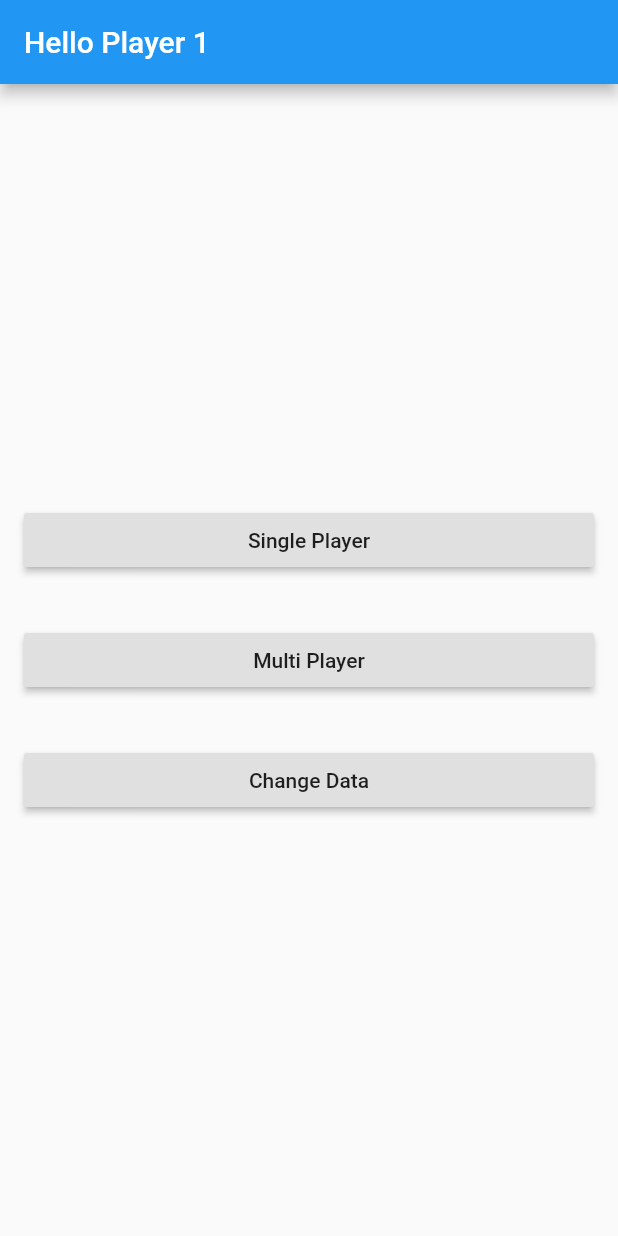
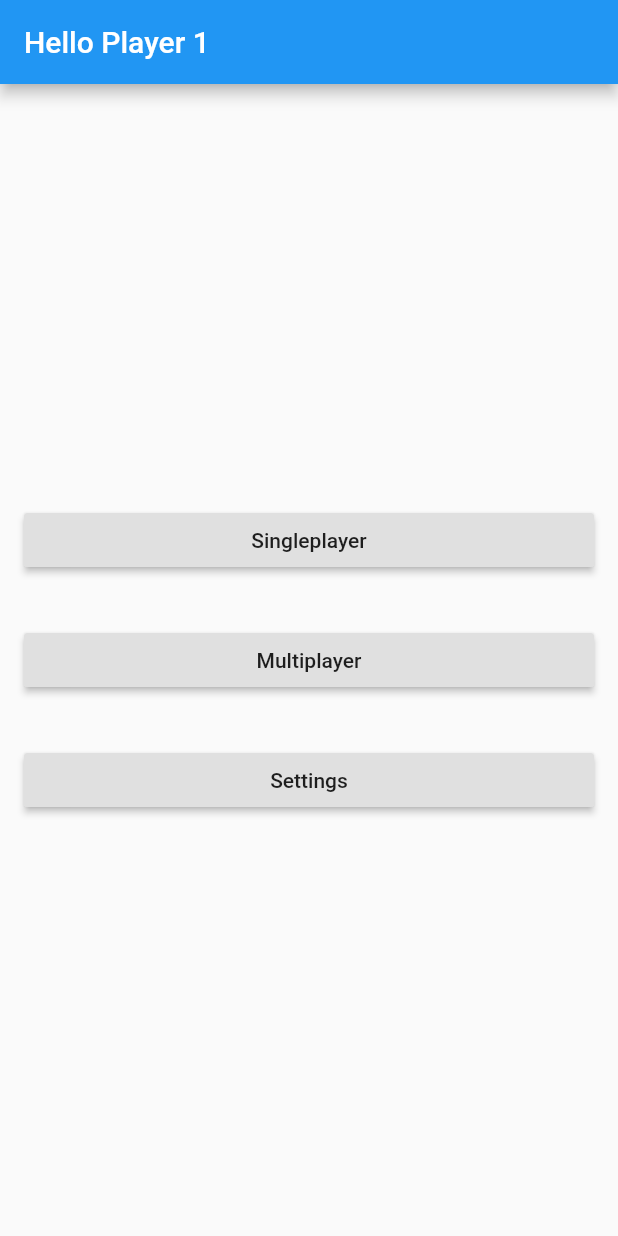
Before and after one commit to patryk-kacperski/tic_tac_toe_dart, a Flutter app: the screen it shows after launch, after a tap on "OK", on a phone screen of 412 x 824 dp. Run offline on Flutter 3.47's test engine with Material 2 defaults, Android fonts, the phone set to English and light mode, and no system bars; our stand-ins replace flutter_colorpicker, shared_preferences.

Commit message:
Finished mobile app

```diff
--- a/app/lib/main.dart
+++ b/app/lib/main.dart
@@ -14,7 +14,10 @@ Widget _getInitailPage() {
   if (SharedPreferencesUtil.instance.isNameSet) {
     return StartPage();
   } else {
-    return DataPage(behavior: DataPageFinishBehavior.pushStart);
+    return DataPage(
+      behavior: DataPageFinishBehavior.pushStart,
+      player: DataPagePlayer.player1,
+    );
   }
 }
 
--- /dev/null
+++ b/app/lib/model/player.dart
@@ -0,0 +1,6 @@
+class Player {
+  final String name;
+  final int color;
+
+  Player(this.name, this.color);
+}
--- a/app/lib/pages/launch/data_page.dart
+++ b/app/lib/pages/launch/data_page.dart
@@ -1,15 +1,60 @@
+import 'package:example_mobile/model/player.dart';
 import 'package:example_mobile/pages/board/board_page.dart';
 import 'package:example_mobile/pages/menu/start_page.dart';
 import 'package:example_mobile/util/shared_preferences/shared_preferences_utils.dart';
 import 'package:flutter/material.dart';
 import 'package:flutter_colorpicker/flutter_colorpicker.dart';
 
-enum DataPageFinishBehavior { pushStart, pop }
+enum DataPageFinishBehavior { pushStart, pop, startGame }
+enum DataPagePlayer { player1, player2 }
+
+extension DataPagePlayerExtension on DataPagePlayer {
+  int get color {
+    switch (this) {
+      case DataPagePlayer.player1:
+        return Colors.blue.value;
+      case DataPagePlayer.player2:
+        return Colors.red.value;
+    }
+    return null;
+  }
+
+  String get name {
+    switch (this) {
+      case DataPagePlayer.player1:
+        return "Player 1";
+      case DataPagePlayer.player2:
+        return "Player 2";
+    }
+    return null;
+  }
+
+  String get hintText {
+    switch (this) {
+      case DataPagePlayer.player1:
+        return "Enter your Display Name:";
+      case DataPagePlayer.player2:
+        return "Enter Player 2 Display Name:";
+    }
+    return null;
+  }
+
+  String get colorText {
+    switch (this) {
+      case DataPagePlayer.player1:
+        return "Choose your preferred color:";
+      case DataPagePlayer.player2:
+        return "Choose preferred color for Player 2:";
+    }
+    return null;
+  }
+}
 
 class DataPage extends StatefulWidget {
   final DataPageFinishBehavior behavior;
+  final DataPagePlayer player;
 
-  DataPage({Key key, this.behavior}) : super(key: key);
+  DataPage({Key key, this.behavior, this.player}) : super(key: key);
 
   @override
   _DataPageState createState() => _DataPageState();
@@ -22,12 +67,18 @@ class _DataPageState extends State<DataPage> {
 
   @override
   void initState() {
-    currentColor = SharedPreferencesUtil.instance.color == null
-        ? Colors.blue
-        : Color(SharedPreferencesUtil.instance.color);
-    _controller.text = SharedPreferencesUtil.instance.displayName == null
-        ? ""
-        : SharedPreferencesUtil.instance.displayName;
+    if (widget.player == DataPagePlayer.player2) {
+      _controller.text = "";
+      currentColor = Color(widget.player.color);
+    } else {
+      _controller.text = SharedPreferencesUtil.instance.displayName == null
+          ? ""
+          : SharedPreferencesUtil.instance.displayName;
+      currentColor = SharedPreferencesUtil.instance.color == null
+          ? Color(widget.player.color)
+          : Color(SharedPreferencesUtil.instance.color);
+    }
+
     super.initState();
   }
 
@@ -43,14 +94,14 @@ class _DataPageState extends State<DataPage> {
               child: Column(
                 children: <Widget>[
                   SizedBox(height: MediaQuery.of(context).size.height * 0.2),
-                  Text("Enter your Display Name:"),
+                  Text(widget.player.hintText),
                   SizedBox(height: 8.0),
                   TextField(
                     controller: _controller,
                     decoration: InputDecoration(hintText: "Display Name"),
                   ),
                   SizedBox(height: 32.0),
-                  Text("Choose your preferred color:"),
+                  Text(widget.player.colorText),
                   SizedBox(height: 16.0),
                   SizedBox(
                     height: 64.0,
@@ -72,7 +123,7 @@ class _DataPageState extends State<DataPage> {
                 onPressed: () {
                   final text = _controller.text;
                   if (text == null || text.isEmpty) {
-                    _setPlayerData("Player 1", context);
+                    _setPlayerData(widget.player.name, context);
                   } else {
                     _setPlayerData(text, context);
                   }
@@ -86,10 +137,10 @@ class _DataPageState extends State<DataPage> {
   }
 
   void _setPlayerData(String text, BuildContext context) {
-    SharedPreferencesUtil.instance.displayName = text;
-    SharedPreferencesUtil.instance.color = currentColor.value;
     switch (widget.behavior) {
       case DataPageFinishBehavior.pushStart:
+        SharedPreferencesUtil.instance.displayName = text;
+        SharedPreferencesUtil.instance.color = currentColor.value;
         Navigator.of(context).pushReplacement(
           MaterialPageRoute(
             builder: (context) => StartPage(),
@@ -97,7 +148,15 @@ class _DataPageState extends State<DataPage> {
         );
         break;
       case DataPageFinishBehavior.pop:
+        SharedPreferencesUtil.instance.displayName = text;
+        SharedPreferencesUtil.instance.color = currentColor.value;
         Navigator.of(context).pop();
+        break;
+      case DataPageFinishBehavior.startGame:
+        final player = Player(text, currentColor.value);
+        Navigator.of(context).pushReplacement(MaterialPageRoute(
+          builder: (context) => BoardPage(player2: player),
+        ));
         break;
     }
   }
--- a/app/lib/pages/menu/start_page.dart
+++ b/app/lib/pages/menu/start_page.dart
@@ -1,4 +1,5 @@
 import 'package:example_mobile/pages/launch/data_page.dart';
+import 'package:example_mobile/pages/menu/multiplayer_page.dart';
 import 'package:example_mobile/util/shared_preferences/shared_preferences_utils.dart';
 import 'package:flutter/material.dart';
 
@@ -23,24 +24,24 @@ class _StartPageState extends State<StartPage> {
               SizedBox(
                 width: double.infinity,
                 child: RaisedButton(
-                  child: Text("Single Player"),
-                  onPressed: () => _displayComingSoonAlert(context),
+                  child: Text("Singleplayer"),
+                  onPressed: () => _displayComingSoonAlert(),
                 ),
               ),
               SizedBox(height: 32.0),
               SizedBox(
                 width: double.infinity,
                 child: RaisedButton(
-                  child: Text("Multi Player"),
-                  onPressed: () => _displayComingSoonAlert(context),
+                  child: Text("Multiplayer"),
+                  onPressed: () => _navigateToMultiplayerPage(),
                 ),
               ),
               SizedBox(height: 32.0),
               SizedBox(
                 width: double.infinity,
                 child: RaisedButton(
-                  child: Text("Change Data"),
-                  onPressed: () => _navigateToDataPage(context),
+                  child: Text("Settings"),
+                  onPressed: () => _navigateToDataPage(),
                 ),
               ),
             ],
@@ -50,7 +51,7 @@ class _StartPageState extends State<StartPage> {
     );
   }
 
-  void _displayComingSoonAlert(BuildContext context) {
+  void _displayComingSoonAlert() {
     showDialog(
       context: context,
       child: AlertDialog(
@@ -58,21 +59,30 @@ class _StartPageState extends State<StartPage> {
         actions: <Widget>[
           FlatButton(
             child: Text("OK"),
-            onPressed: () => Navigator.of(context).pop,
+            onPressed: () => Navigator.of(context).pop(),
           )
         ],
       ),
     );
   }
 
-  void _navigateToDataPage(BuildContext context) async {
+  void _navigateToDataPage() async {
     await Navigator.of(context).push(
       MaterialPageRoute(
         builder: (context) => DataPage(
           behavior: DataPageFinishBehavior.pop,
+          player: DataPagePlayer.player1,
         ),
       ),
     );
     setState(() {});
   }
+
+  void _navigateToMultiplayerPage() {
+    Navigator.of(context).push(
+      MaterialPageRoute(
+        builder: (context) => MultiplayerPage(),
+      ),
+    );
+  }
 }
```
Also changed, not shown: app/lib/pages/board/board_page.dart (+67 -25 lines), app/lib/pages/menu/multiplayer_page.dart (+62 -0 lines), 2 other files.
